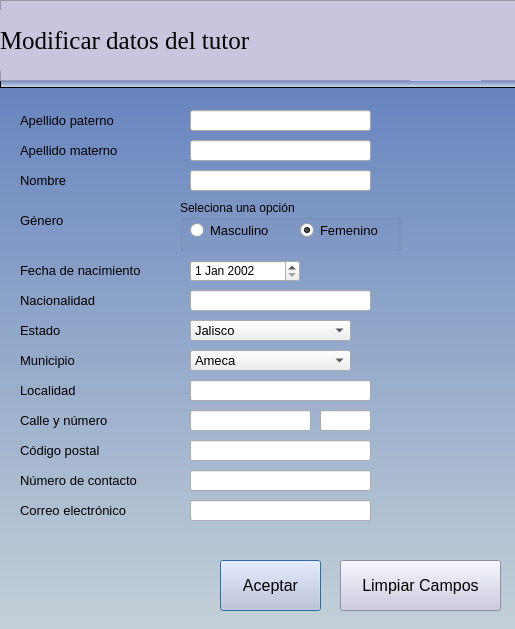
Old version of the form pythonProject/vistas/editarTutor.ui in the repository francisco2124/Cognidron-EEG-Version1.0.
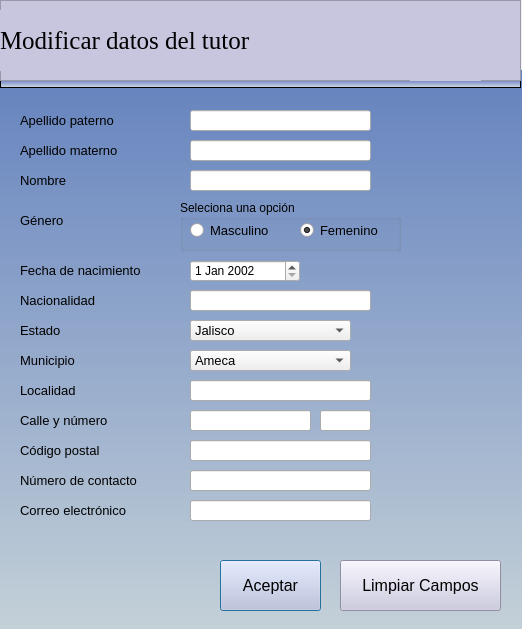
New version of the form. Icons and pictures are not drawn.

What changed in the file:
```diff
--- a/pythonProject/vistas/editarTutor.ui
+++ b/pythonProject/vistas/editarTutor.ui
@@ -6,7 +6,7 @@
    <rect>
     <x>0</x>
     <y>0</y>
-    <width>515</width>
+    <width>522</width>
     <height>629</height>
    </rect>
   </property>
```
Left out of the diff: 2 changed lines with no effect on the pictures.
